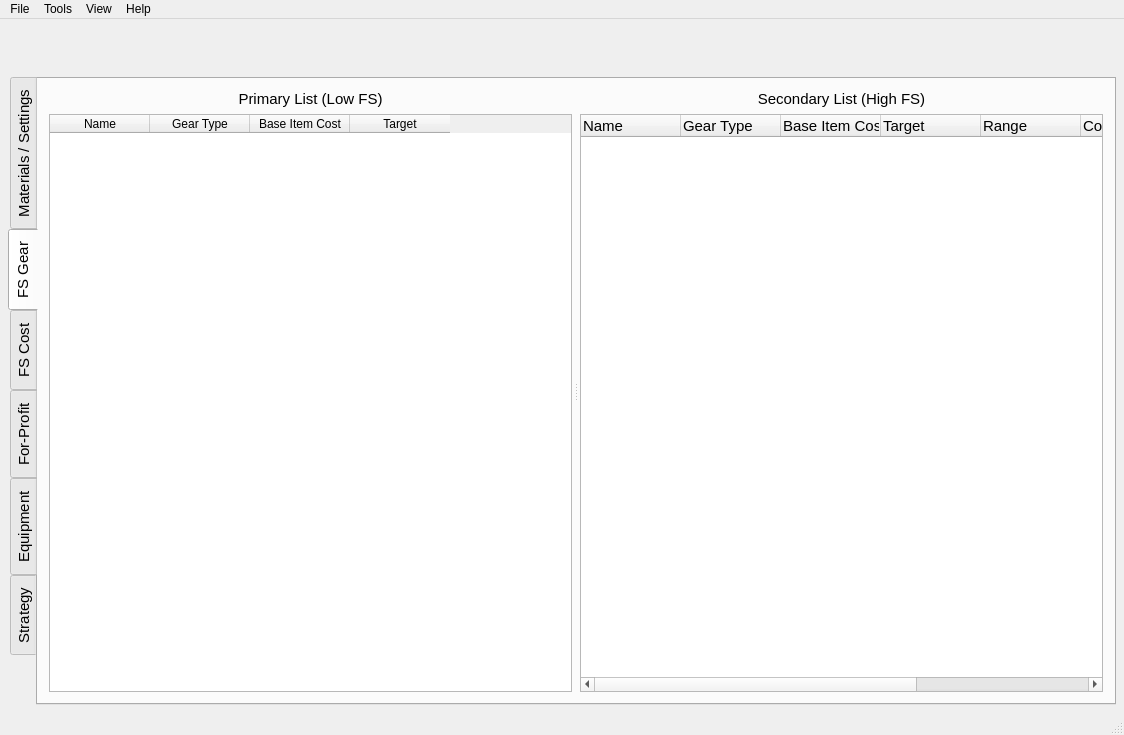
Above: Forms/Main_Window.ui from Graveflo/BDO_Enhancement_Tool before the change. Below: the same form after it.
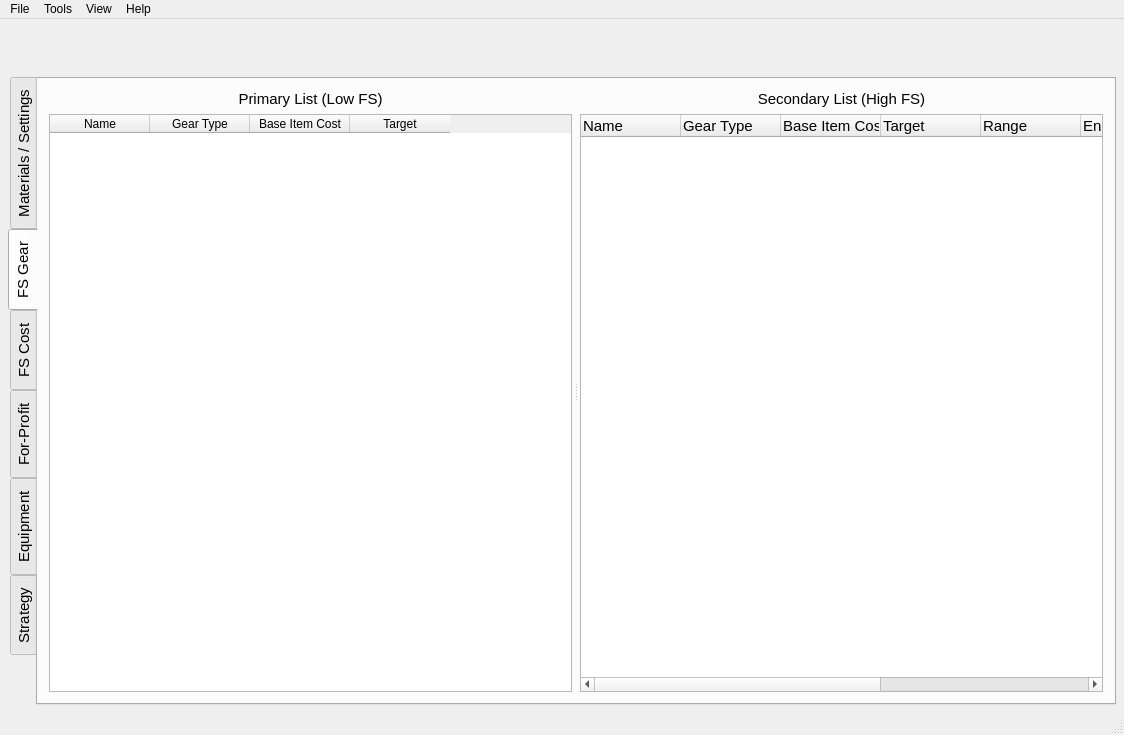
That is the form after the change. The open tabs and pages were chosen to show the change. Icons and pictures are not drawn. Custom widgets are drawn as their Qt base class.

What changed in the file:
```diff
--- a/Forms/Main_Window.ui
+++ b/Forms/Main_Window.ui
@@ -860,6 +860,11 @@
                 <string>Range</string>
                </property>
               </column>
+              <column>
+               <property name="text">
+                <string>Enhance Cost</string>
+               </property>
+              </column>
               <column>
                <property name="text">
                 <string>Cost</string>
```
